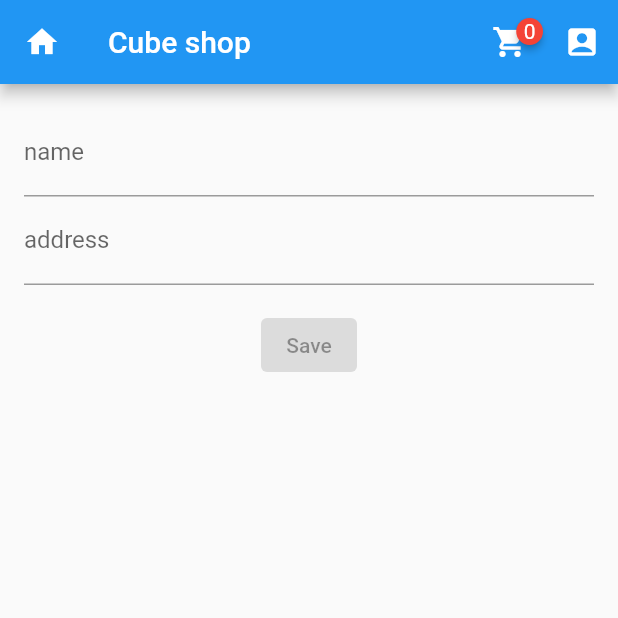
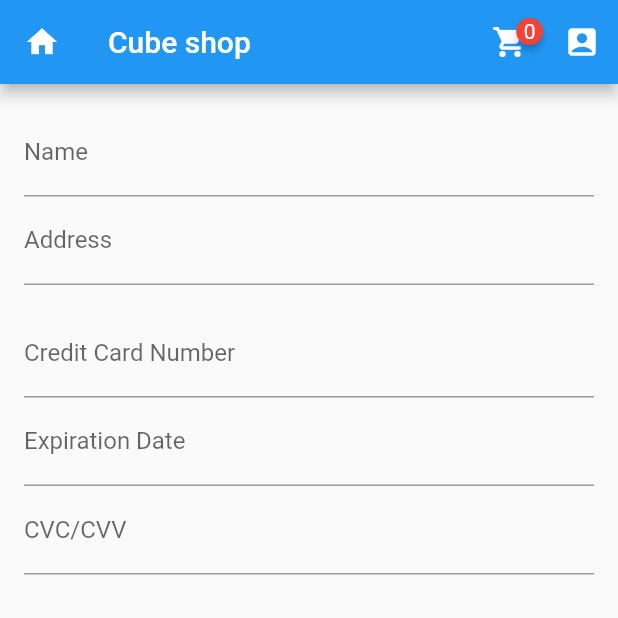
Before and after one commit to Sirbutthurtalot/project2, a Flutter app: the UserScreen screen opened by its route, on a phone screen of 412 x 824 dp, the top half of it. Run offline on Flutter 3.47's test engine with Material 2 defaults, Android fonts, the phone set to English and light mode, and no system bars; drawn by our look-alikes of badges; our stand-ins replace flutter_riverpod, go_router, shared_preferences; accounts and stored records are empty.

Commit message:
add layouts to settingsscreen

```diff
--- a/lib/screens/checkout_screen.dart
+++ b/lib/screens/checkout_screen.dart
@@ -2,10 +2,11 @@ import 'package:flutter/material.dart';
 import 'package:flutter_riverpod/flutter_riverpod.dart';
 
 import '../widgets/top_bar.dart';
+import '../widgets/credit_card.dart';
 
 class CheckoutScreen extends ConsumerWidget {
   @override
   Widget build(BuildContext context, WidgetRef ref) {
-    return Scaffold(appBar: TopBar(), body: Text("Checkout"));
+    return Scaffold(appBar: TopBar(), body: CreditCard());
   }
 }
--- a/lib/screens/user_screen.dart
+++ b/lib/screens/user_screen.dart
@@ -2,6 +2,7 @@ import 'package:dad_project_2/widgets/top_bar.dart';
 import 'package:flutter/material.dart';
 
 import '../widgets/remembering_text_field.dart';
+import '../widgets/credit_card.dart';
 
 class UserScreen extends StatelessWidget {
   @override
@@ -10,7 +11,7 @@ class UserScreen extends StatelessWidget {
         appBar: TopBar(),
         body: SingleChildScrollView(child: Form(child: LayoutBuilder(
             builder: (BuildContext context, BoxConstraints constraints) {
-          if (constraints.maxWidth < 600) {
+          if (constraints.maxWidth < 650) {
             return PhoneLayout();
           } else if (constraints.maxWidth < 800) {
             return LaptopLayout();
@@ -24,17 +25,20 @@ class UserScreen extends StatelessWidget {
 class PhoneLayout extends StatelessWidget {
   @override
   Widget build(BuildContext context) {
-    return Container(padding: const EdgeInsets.all(16), child: Settings());
+    return Container(
+        padding: const EdgeInsets.all(16),
+        child: Column(children: [
+          Container(
+              padding: EdgeInsets.fromLTRB(0, 0, 0, 16), child: Settings()),
+          CreditCard()
+        ]));
   }
 }
 
 class LaptopLayout extends StatelessWidget {
   @override
   Widget build(BuildContext context) {
-    return Container(
-        color: Colors.grey[200],
-        padding: const EdgeInsets.all(16),
-        child: Settings());
+    return DesktopLayout();
   }
 }
 
@@ -46,7 +50,14 @@ class DesktopLayout extends StatelessWidget {
             width: 800,
             color: Colors.grey[200],
             padding: const EdgeInsets.all(16),
-            child: Settings()));
+            child: Column(
+              children: [
+                Container(
+                    padding: const EdgeInsets.fromLTRB(0, 0, 0, 64),
+                    child: Settings()),
+                CreditCard()
+              ],
+            )));
   }
 }
 
@@ -54,11 +65,13 @@ class Settings extends StatelessWidget {
   @override
   Widget build(BuildContext context) {
     return Column(children: [
-      RememberingTextField("name"),
-      RememberingTextField("address"),
+      RememberingTextField("Name"),
+      RememberingTextField("Address"),
+      /*
       const Padding(
           padding: EdgeInsets.all(16),
           child: ElevatedButton(onPressed: (null), child: Text("Save")))
+      */
     ]);
   }
 }
--- /dev/null
+++ b/lib/widgets/credit_card.dart
@@ -0,0 +1,28 @@
+import 'package:flutter/material.dart';
+
+import '../widgets/remembering_text_field.dart';
+
+class CreditCard extends StatelessWidget {
+  @override
+  Widget build(BuildContext context) {
+    return LayoutBuilder(
+        builder: (BuildContext context, BoxConstraints constraints) {
+      if (constraints.maxWidth < 650) {
+        return Column(children: [
+          RememberingTextField('Credit Card Number'),
+          RememberingTextField('Expiration Date'),
+          RememberingTextField('CVC/CVV')
+        ]);
+      } else {
+        return Column(children: [
+          RememberingTextField('Credit Card Number'),
+          Row(mainAxisAlignment: MainAxisAlignment.spaceEvenly, children: [
+            Container(
+                width: 300, child: RememberingTextField('Expiration Date')),
+            Container(width: 300, child: RememberingTextField('CVC/CVV'))
+          ])
+        ]);
+      }
+    });
+  }
+}
--- a/lib/widgets/remembering_text_field.dart
+++ b/lib/widgets/remembering_text_field.dart
@@ -1,4 +1,5 @@
 import 'package:flutter/material.dart';
+import 'package:flutter/services.dart';
 import 'package:shared_preferences/shared_preferences.dart';
 
 class RememberingTextField extends StatefulWidget {
@@ -36,6 +37,7 @@ class _TextState extends State<RememberingTextField> {
     return TextFormField(
       controller: _controller,
       decoration: InputDecoration(labelText: key),
+      inputFormatters: formatter(key),
     );
   }
 }
@@ -53,3 +55,24 @@ updateValue(String key, String value) async {
   final SharedPreferences prefs = await SharedPreferences.getInstance();
   prefs.setString(key, value);
 }
+
+List<TextInputFormatter>? formatter(String key) {
+  if (key == 'CVC/CVV') {
+    return [
+      FilteringTextInputFormatter.digitsOnly,
+      LengthLimitingTextInputFormatter(3)
+    ];
+  } else if (key == 'Expiration Date') {
+    return [
+      FilteringTextInputFormatter.digitsOnly,
+      LengthLimitingTextInputFormatter(4)
+    ];
+  } else if (key == 'Credit Card Number') {
+    return [
+      FilteringTextInputFormatter.digitsOnly,
+      LengthLimitingTextInputFormatter(20)
+    ];
+  } else {
+    return null;
+  }
+}
```
